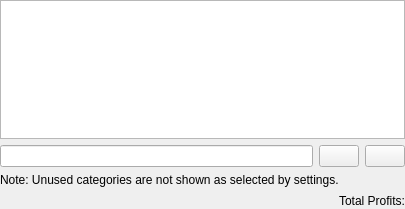
Before: the Qt Designer form kmymoney/views/kcategoriesview.ui in KDE/kmymoney, drawn with Qt 5.
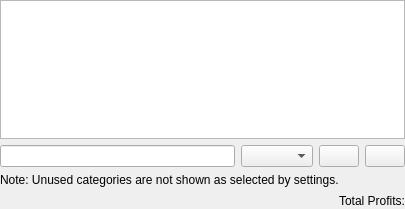
After: the same form once the commit is applied. Custom widgets are drawn as their Qt base class.

Commit message:
Added additional filter combo box to categories view
This allows to filter for unused or closed categories.

GUI:

The edit to the form file:
```diff
--- a/kmymoney/views/kcategoriesview.ui
+++ b/kmymoney/views/kcategoriesview.ui
@@ -35,6 +35,9 @@
        </property>
       </widget>
      </item>
+     <item>
+      <widget class="QComboBox" name="m_filterBox"/>
+     </item>
      <item>
       <widget class="QPushButton" name="m_collapseButton">
        <property name="toolTip">
```
The commit also changes 6 other files.
